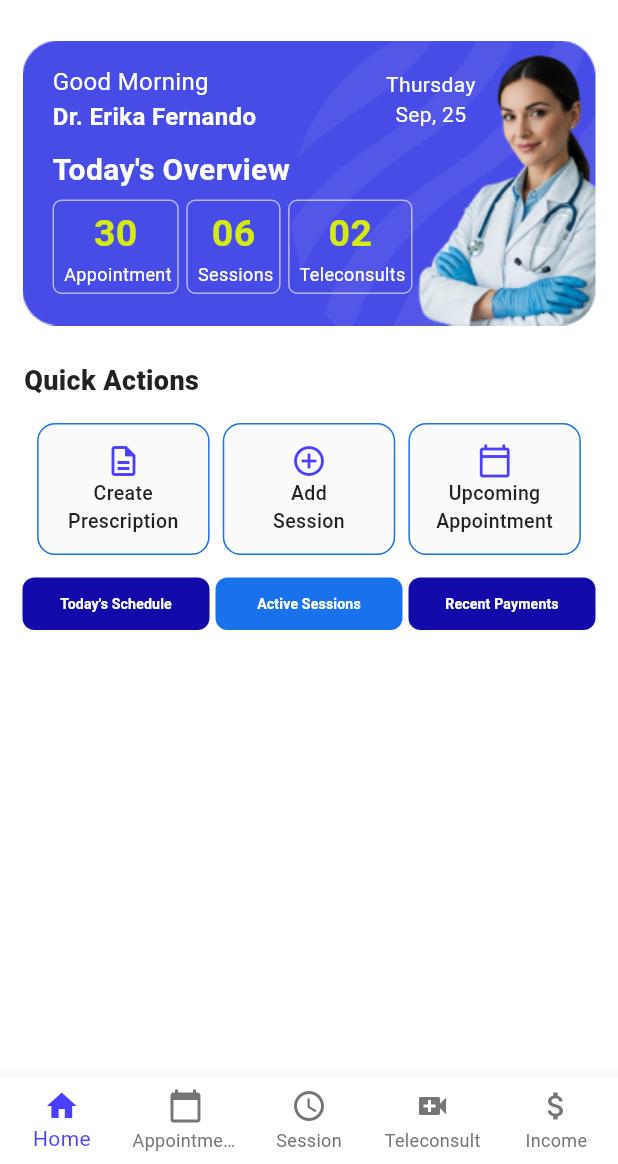
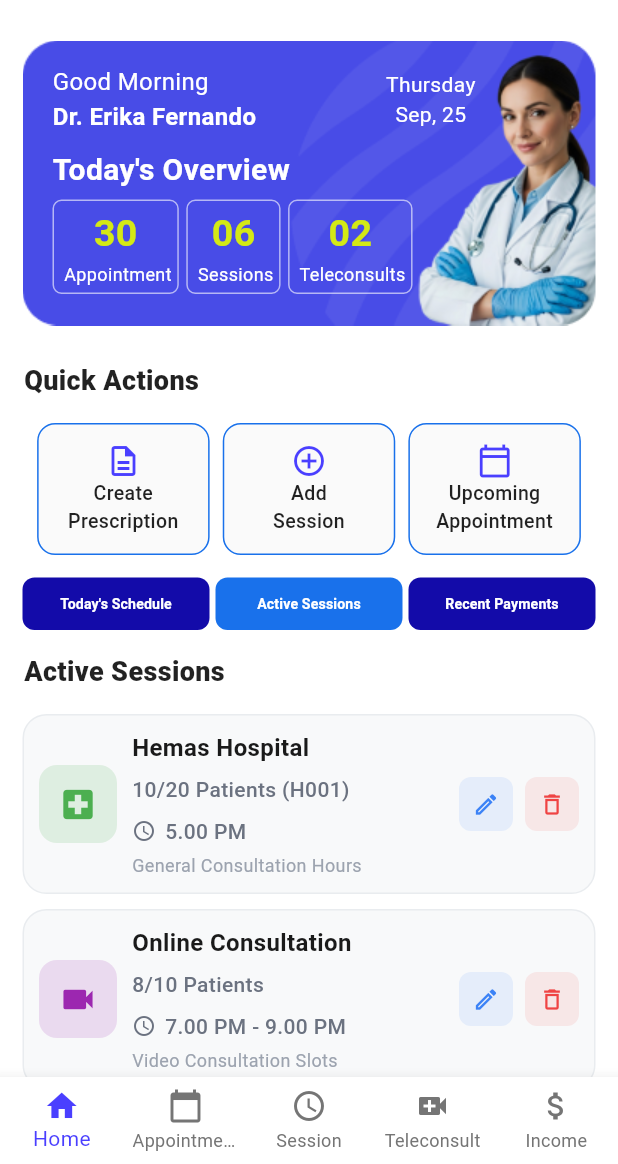
Before and after one commit to eChanneling-Revamp/Doctor-App, a Flutter app: the HomeScreen screen opened directly, after a tap on "Active Sessions", on a phone screen of 412 x 824 dp, the part 72-1236 px from its top. Run offline on Flutter 3.47's test engine with Material 3 defaults, Android fonts, the phone set to English and light mode, and no system bars.

Commit message:
Add ActiveSessionItem widget and integrate into home screen
Introduced the ActiveSessionItem widget to display active session details with edit and delete actions. Updated the home screen to conditionally show a list of active sessions using this new widget.

```diff
--- a/doctorapp/lib/screens/home_screen.dart
+++ b/doctorapp/lib/screens/home_screen.dart
@@ -3,6 +3,7 @@ import '../widgets/home_widgets/active_session.dart';
 import '../widgets/home_widgets/appbar_widgets.dart';
 import '../widgets/home_widgets/doctor_overview_widgets.dart';
 import '../widgets/home_widgets/navigation_bar_widgets.dart';
+import '../widgets/home_widgets/patient_appointment_widgets.dart';
 import '../widgets/home_widgets/quick_actions_widgets.dart';
 import '../widgets/home_widgets/schedule_buttons_widgets.dart';
 
@@ -109,6 +110,42 @@ class _HomeScreenState extends State<HomeScreen> {
               ),
             ],
 
+            // Active Sessions - conditionally shown
+            if (_showActiveSessions) ...[
+              const Padding(
+                padding: EdgeInsets.symmetric(horizontal: 16),
+                child: Text(
+                  "Active Sessions",
+                  style: TextStyle(
+                    fontSize: 18,
+                    fontWeight: FontWeight.w800,
+                    color: Colors.black87,
+                  ),
+                ),
+              ),
+              const SizedBox(height: 10),
+              const ActiveSessionItem(
+                hospitalName: 'Hemas Hospital',
+                patientCount: '10/20 Patients (H001)',
+                time: '5.00 PM',
+                sessionType: 'General Consultation Hours',
+                iconColor: Colors.green,
+              ),
+              const ActiveSessionItem(
+                hospitalName: 'Online Consultation',
+                patientCount: '8/10 Patients',
+                time: '7.00 PM - 9.00 PM',
+                sessionType: 'Video Consultation Slots',
+                iconColor: Colors.purple,
+              ),
+              const ActiveSessionItem(
+                hospitalName: 'Ninewells Hospital',
+                patientCount: '14/15 Patients (NW108)',
+                time: '10.00 AM',
+                sessionType: 'General Consultation Hours',
+                iconColor: Colors.green,
+              ),
+            ],
             const SizedBox(height: 80), // Space for bottom navigation
           ],
         ),
--- /dev/null
+++ b/doctorapp/lib/widgets/home_widgets/active_session.dart
@@ -0,0 +1,145 @@
+import 'package:flutter/material.dart';
+
+class ActiveSessionItem extends StatelessWidget {
+  final String hospitalName;
+  final String patientCount;
+  final String time;
+  final String sessionType;
+  final Color iconColor;
+
+  const ActiveSessionItem({
+    super.key,
+    required this.hospitalName,
+    required this.patientCount,
+    required this.time,
+    required this.sessionType,
+    required this.iconColor,
+  });
+
+  @override
+  Widget build(BuildContext context) {
+    return Container(
+      margin: const EdgeInsets.symmetric(horizontal: 15, vertical: 5),
+      padding: const EdgeInsets.all(10),
+      decoration: BoxDecoration(
+        color: const Color(0xFFF8F9FA),
+        borderRadius: BorderRadius.circular(16),
+        border: Border.all(color: const Color(0xFFE9ECEF), width: 1),
+      ),
+      child: Row(
+        children: [
+          // Icon
+          Container(
+            width: 52,
+            height: 52,
+            decoration: BoxDecoration(
+              color: iconColor.withOpacity(0.15),
+              borderRadius: BorderRadius.circular(12),
+            ),
+            child: Icon(
+              hospitalName.contains('Online')
+                  ? Icons.videocam
+                  : Icons.local_hospital,
+              color: iconColor,
+              size: 26,
+            ),
+          ),
+          const SizedBox(width: 10),
+          // Session info
+          Expanded(
+            child: Column(
+              crossAxisAlignment: CrossAxisAlignment.start,
+              children: [
+                Text(
+                  hospitalName,
+                  style: const TextStyle(
+                    fontSize: 16,
+                    fontWeight: FontWeight.w700,
+                    color: Color(0xFF1A1A1A),
+                  ),
+                ),
+                const SizedBox(height: 6),
+                Text(
+                  patientCount,
+                  style: const TextStyle(
+                    fontSize: 14,
+                    fontWeight: FontWeight.w500,
+                    color: Color(0xFF6B7280),
+                  ),
+                ),
+                const SizedBox(height: 8),
+                Row(
+                  children: [
+                    Icon(
+                      Icons.access_time,
+                      size: 16,
+                      color: const Color(0xFF6B7280),
+                    ),
+                    const SizedBox(width: 6),
+                    Text(
+                      time,
+                      style: const TextStyle(
+                        fontSize: 14,
+                        fontWeight: FontWeight.w500,
+                        color: Color(0xFF6B7280),
+                      ),
+                    ),
+                  ],
+                ),
+                const SizedBox(height: 4),
+                Text(
+                  sessionType,
+                  style: const TextStyle(
+                    fontSize: 12,
+                    fontWeight: FontWeight.w400,
+                    color: Color(0xFF9CA3AF),
+                  ),
+                ),
+              ],
+            ),
+          ),
+          // Action buttons
+          Row(
+            children: [
+              Container(
+                width: 36,
+                height: 36,
+                decoration: BoxDecoration(
+                  color: const Color(0xFF3B82F6).withOpacity(0.1),
+                  borderRadius: BorderRadius.circular(8),
+                ),
+                child: IconButton(
+                  onPressed: () {},
+                  icon: const Icon(
+                    Icons.edit_outlined,
+                    color: Color(0xFF3B82F6),
+                    size: 18,
+                  ),
+                  padding: EdgeInsets.zero,
+                ),
+              ),
+              const SizedBox(width: 8),
+              Container(
+                width: 36,
+                height: 36,
+                decoration: BoxDecoration(
+                  color: const Color(0xFFEF4444).withOpacity(0.1),
+                  borderRadius: BorderRadius.circular(8),
+                ),
+                child: IconButton(
+                  onPressed: () {},
+                  icon: const Icon(
+                    Icons.delete_outline,
+                    color: Color(0xFFEF4444),
+                    size: 18,
+                  ),
+                  padding: EdgeInsets.zero,
+                ),
+              ),
+            ],
+          ),
+        ],
+      ),
+    );
+  }
+}
```
